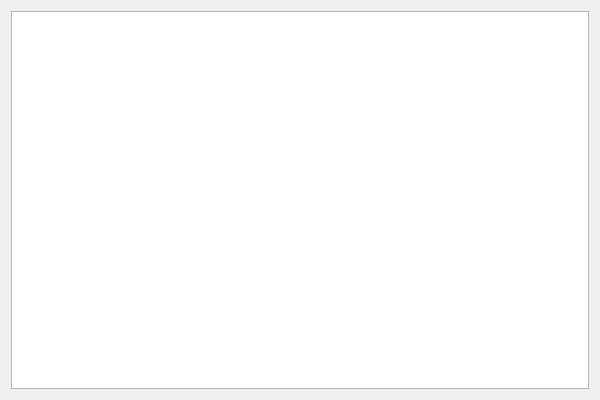
This is Source/Windows/breakdownDialog.ui in TimSevereijns/D-Viz as Qt 5 draws it before an edit. The edited form follows.
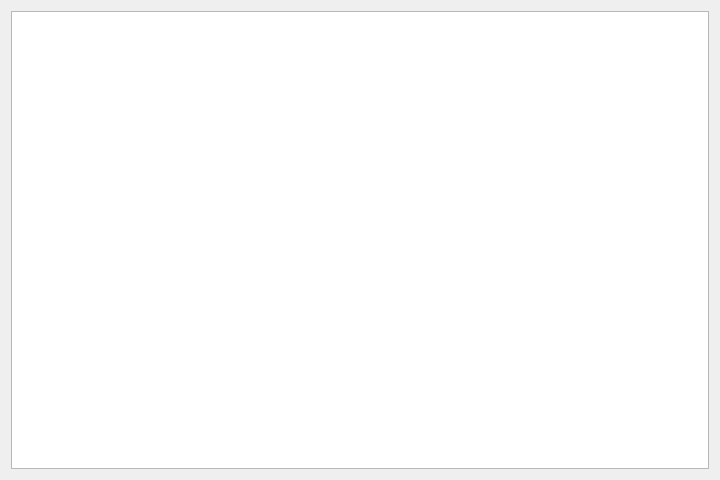
This is the edited form.

Commit message:
Breakdown Dialog Distinguishes Between Visible and Total Nodes
+ Added two more columns to the table. Users can now see visible versus total file size, and visible versus total file count.

The edit to the form file:
```diff
--- a/Source/Windows/breakdownDialog.ui
+++ b/Source/Windows/breakdownDialog.ui
@@ -6,8 +6,8 @@
    <rect>
     <x>0</x>
     <y>0</y>
-    <width>600</width>
-    <height>400</height>
+    <width>720</width>
+    <height>480</height>
    </rect>
   </property>
   <property name="minimumSize">
```
Left out of the diff: 2 changed lines with no effect on the pictures. The commit also changes 5 other files.
